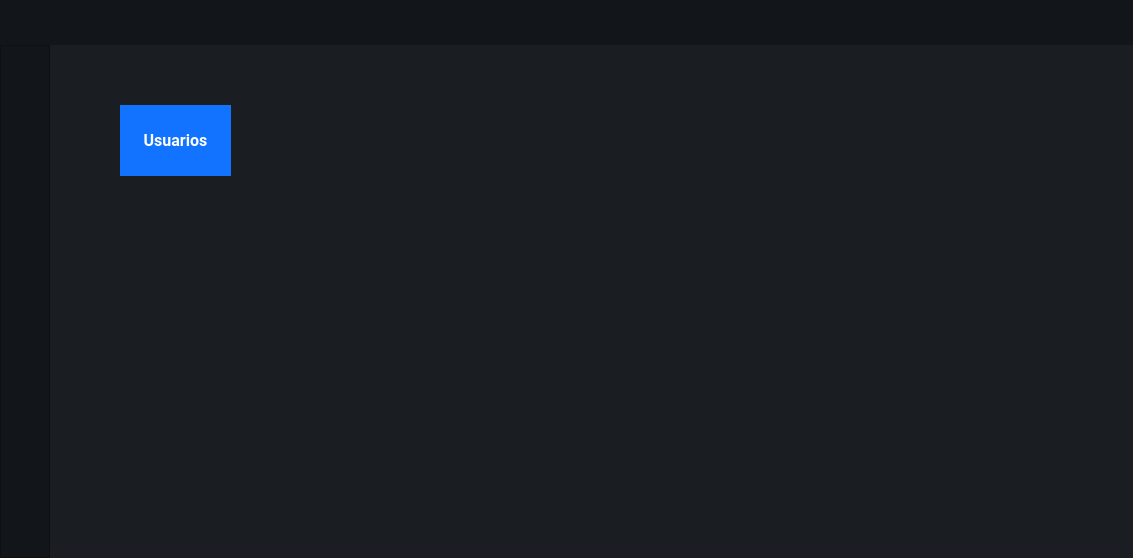
Old version of the form Interfaces/main/main_ui.ui in the repository juanignaciocansillieri/Proyecto-Final.
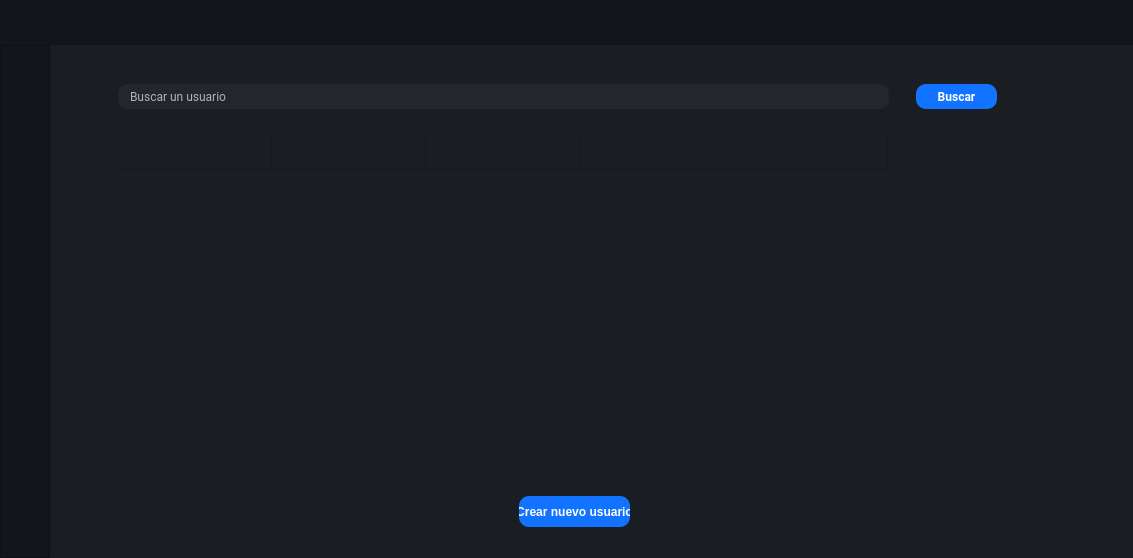
New version of the form. The open tabs and pages were chosen to show the change. Icons and pictures are not drawn.

Commit message: prueba numero dos de usuarios

The edit to the form file:
```diff
--- a/Interfaces/main/main_ui.ui
+++ b/Interfaces/main/main_ui.ui
@@ -1013,29 +1013,364 @@
              </widget>
             </widget>
             <widget class="QWidget" name="page_usuarios">
-             <widget class="QLabel" name="label_4">
+             <widget class="QFrame" name="frame_usuarios">
               <property name="geometry">
                <rect>
-                <x>70</x>
-                <y>60</y>
-                <width>111</width>
-                <height>71</height>
+                <x>-10</x>
+                <y>0</y>
+                <width>1061</width>
+                <height>503</height>
                </rect>
               </property>
-              <property name="font">
-               <font>
-                <family>Roboto</family>
-                <pointsize>12</pointsize>
-                <weight>75</weight>
-                <bold>true</bold>
-               </font>
+              <property name="minimumSize">
+               <size>
+                <width>0</width>
+                <height>503</height>
+               </size>
               </property>
-              <property name="styleSheet">
-               <string notr="true">background-color: rgb(17, 115, 255);</string>
+              <property name="frameShape">
+               <enum>QFrame::StyledPanel</enum>
               </property>
-              <property name="text">
-               <string>&lt;html&gt;&lt;head/&gt;&lt;body&gt;&lt;p align=&quot;center&quot;&gt;&lt;span style=&quot; color:#ffffff;&quot;&gt;Usuarios&lt;/span&gt;&lt;/p&gt;&lt;/body&gt;&lt;/html&gt;</string>
+              <property name="frameShadow">
+               <enum>QFrame::Raised</enum>
               </property>
+              <layout class="QVBoxLayout" name="verticalLayout_8">
+               <item alignment="Qt::AlignTop">
+                <widget class="QFrame" name="frame_usuarios_1">
+                 <property name="minimumSize">
+                  <size>
+                   <width>900</width>
+                   <height>65</height>
+                  </size>
+                 </property>
+                 <property name="maximumSize">
+                  <size>
+                   <width>16777215</width>
+                   <height>50</height>
+                  </size>
+                 </property>
+                 <property name="frameShape">
+                  <enum>QFrame::StyledPanel</enum>
+                 </property>
+                 <property name="frameShadow">
+                  <enum>QFrame::Raised</enum>
+                 </property>
+                 <layout class="QVBoxLayout" name="verticalLayout_9">
+                  <item alignment="Qt::AlignHCenter|Qt::AlignVCenter">
+                   <widget class="QGroupBox" name="groupBox_usuarios_1">
+                    <property name="minimumSize">
+                     <size>
+                      <width>990</width>
+                      <height>50</height>
+                     </size>
+                    </property>
+                    <property name="maximumSize">
+                     <size>
+                      <width>0</width>
+                      <height>70</height>
+                     </size>
+                    </property>
+                    <property name="title">
+                     <string/>
+                    </property>
+                    <widget class="QLineEdit" name="lineEdit_usuarios_1">
+                     <property name="geometry">
+                      <rect>
+                       <x>43</x>
+                       <y>21</y>
+                       <width>771</width>
+                       <height>25</height>
+                      </rect>
+                     </property>
+                     <property name="styleSheet">
+                      <string notr="true">QLineEdit{
+background-color: #23262b;
+border-radius: 10px;
+padding:0 10px;
+color: #b3b3b3;
+font-family:Roboto;
+
+}
+
+
+QLineEdit:focus{
+border: 1px solid rgb(75, 75, 75);
+}</string>
+                     </property>
+                     <property name="text">
+                      <string>Buscar un usuario</string>
+                     </property>
+                     <property name="placeholderText">
+                      <string>Buscar un producto</string>
+                     </property>
+                    </widget>
+                    <widget class="QPushButton" name="pushButton_usuarios_1">
+                     <property name="geometry">
+                      <rect>
+                       <x>841</x>
+                       <y>21</y>
+                       <width>81</width>
+                       <height>25</height>
+                      </rect>
+                     </property>
+                     <property name="cursor">
+                      <cursorShape>PointingHandCursor</cursorShape>
+                     </property>
+                     <property name="styleSheet">
+                      <string notr="true">QPushButton{
+background-color: #1173ff;
+color: #fff;
+border-radius:10px;
+font-weight:bold;
+font-family:Roboto;
+
+}
+QPushButton:hover{
+background-color: #45a9f0;
+}</string>
+                     </property>
+                     <property name="text">
+                      <string>Buscar</string>
+                     </property>
+                    </widget>
+                   </widget>
+                  </item>
+                 </layout>
+                </widget>
+               </item>
+               <item>
+                <widget class="QFrame" name="frame_usuarios_2">
+                 <property name="minimumSize">
+                  <size>
+                   <width>0</width>
+                   <height>288</height>
+                  </size>
+                 </property>
+                 <property name="maximumSize">
+                  <size>
+                   <width>16777215</width>
+                   <height>500</height>
+                  </size>
+                 </property>
+                 <property name="frameShape">
+                  <enum>QFrame::StyledPanel</enum>
+                 </property>
+                 <property name="frameShadow">
+                  <enum>QFrame::Raised</enum>
+                 </property>
+                 <layout class="QVBoxLayout" name="verticalLayout_10">
+                  <item>
+                   <widget class="QTableWidget" name="tableWidget_usuarios">
+                    <property name="sizePolicy">
+                     <sizepolicy hsizetype="Expanding" vsizetype="Expanding">
+                      <horstretch>0</horstretch>
+                      <verstretch>0</verstretch>
+                     </sizepolicy>
+                    </property>
+                    <property name="minimumSize">
+                     <size>
+                      <width>0</width>
+                      <height>0</height>
+                     </size>
+                    </property>
+                    <property name="font">
+                     <font>
+                      <pointsize>-1</pointsize>
+                     </font>
+                    </property>
+                    <property name="styleSheet">
+                     <string notr="true">QTableWidget{
+color:#fff;
+font-size: 20px;
+border-style: none;
+margin-left: 60px;
+}
+
+
+QHeaderView::section {
+    background-color: #12151a;
+	color:#fff;
+    font-size: 12pt;
+    border-style: none;
+    border-bottom: 1px solid #23262b;
+    border-right: 1px solid #23262b;
+	font-family:Roboto;
+
+}
+
+QHeaderView::section:horizontal
+{
+
+    border-top: 1px solid #23262b;
+}
+
+QHeaderView::section:vertical
+{
+
+    border-left: 1px solid #23262b;
+}</string>
+                    </property>
+                    <property name="lineWidth">
+                     <number>1</number>
+                    </property>
+                    <property name="horizontalScrollBarPolicy">
+                     <enum>Qt::ScrollBarAsNeeded</enum>
+                    </property>
+                    <property name="editTriggers">
+                     <set>QAbstractItemView::NoEditTriggers</set>
+                    </property>
+                    <property name="textElideMode">
+                     <enum>Qt::ElideRight</enum>
+                    </property>
+                    <property name="showGrid">
+                     <bool>true</bool>
+                    </property>
+                    <property name="gridStyle">
+                     <enum>Qt::SolidLine</enum>
+                    </property>
+                    <property name="sortingEnabled">
+                     <bool>false</bool>
+                    </property>
+                    <property name="wordWrap">
+                     <bool>true</bool>
+                    </property>
+                    <property name="cornerButtonEnabled">
+                     <bool>true</bool>
+                    </property>
+                    <attribute name="horizontalHeaderVisible">
+                     <bool>false</bool>
+                    </attribute>
+                    <attribute name="horizontalHeaderCascadingSectionResizes">
+                     <bool>false</bool>
+                    </attribute>
+                    <attribute name="horizontalHeaderDefaultSectionSize">
+                     <number>154</number>
+                    </attribute>
+                    <attribute name="horizontalHeaderHighlightSections">
+                     <bool>true</bool>
+                    </attribute>
+                    <attribute name="verticalHeaderVisible">
+                     <bool>false</bool>
+                    </attribute>
+                    <attribute name="verticalHeaderDefaultSectionSize">
+                     <number>35</number>
+                    </attribute>
+                    <attribute name="verticalHeaderHighlightSections">
+                     <bool>true</bool>
+                    </attribute>
+                    <attribute name="verticalHeaderMinimumSectionSize">
+                     <number>20</number>
+                    </attribute>
+                    <attribute name="verticalHeaderShowSortIndicator" stdset="0">
+                     <bool>false</bool>
+                    </attribute>
+                    <attribute name="verticalHeaderStretchLastSection">
+                     <bool>false</bool>
+                    </attribute>
+                    <row>
+                     <property name="text">
+                      <string>0</string>
+                     </property>
+                    </row>
+                    <column>
+                     <property name="text">
+                      <string>Nombre</string>
+                     </property>
+                    </column>
+                    <column>
+                     <property name="text">
+                      <string>Apellido</string>
+                     </property>
+                    </column>
+                    <column>
+                     <property name="text">
+                      <string>DNI</string>
+                     </property>
+                    </column>
+                    <column>
+                     <property name="text">
+                      <string>Fecha de Nacimiento</string>
+                     </property>
+                    </column>
+                    <column>
+                     <property name="text">
+                      <string>Tipo</string>
+                     </property>
+                    </column>
+                    <item row="0" column="0">
+                     <property name="text">
+                      <string/>
+                     </property>
+                    </item>
+                    <item row="0" column="1">
+                     <property name="text">
+                      <string/>
+                     </property>
+                    </item>
+                    <item row="0" column="2">
+                     <property name="text">
+                      <string/>
+                     </property>
+                    </item>
+                    <item row="0" column="3">
+                     <property name="text">
+                      <string/>
+                     </property>
+                    </item>
+                    <item row="0" column="4">
+                     <property name="text">
+                      <string/>
+                     </property>
+                    </item>
+                   </widget>
+                  </item>
+                 </layout>
+                </widget>
+               </item>
+               <item>
+                <widget class="QFrame" name="frame_usuarios_3">
+                 <property name="minimumSize">
+                  <size>
+                   <width>0</width>
+                   <height>53</height>
+                  </size>
+                 </property>
+                 <property name="frameShape">
+                  <enum>QFrame::StyledPanel</enum>
+                 </property>
+                 <property name="frameShadow">
+                  <enum>QFrame::Raised</enum>
+                 </property>
+                 <widget class="QPushButton" name="pushButton_usuarios_2">
+                  <property name="geometry">
+                   <rect>
+                    <x>470</x>
+                    <y>10</y>
+                    <width>111</width>
+                    <height>31</height>
+                   </rect>
+                  </property>
+                  <property name="cursor">
+                   <cursorShape>PointingHandCursor</cursorShape>
+                  </property>
+                  <property name="styleSheet">
+                   <string notr="true">QPushButton{
+background-color: #1173ff;
+color: #fff;
+border-radius:10px;
+font-weight:bold;
+}
+QPushButton:hover{
+background-color: #45a9f0;
+}</string>
+                  </property>
+                  <property name="text">
+                   <string>Crear nuevo usuario</string>
+                  </property>
+                 </widget>
+                </widget>
+               </item>
+              </layout>
              </widget>
             </widget>
            </widget>
```
Left out of the diff: 4 changed lines with no effect on the pictures.
